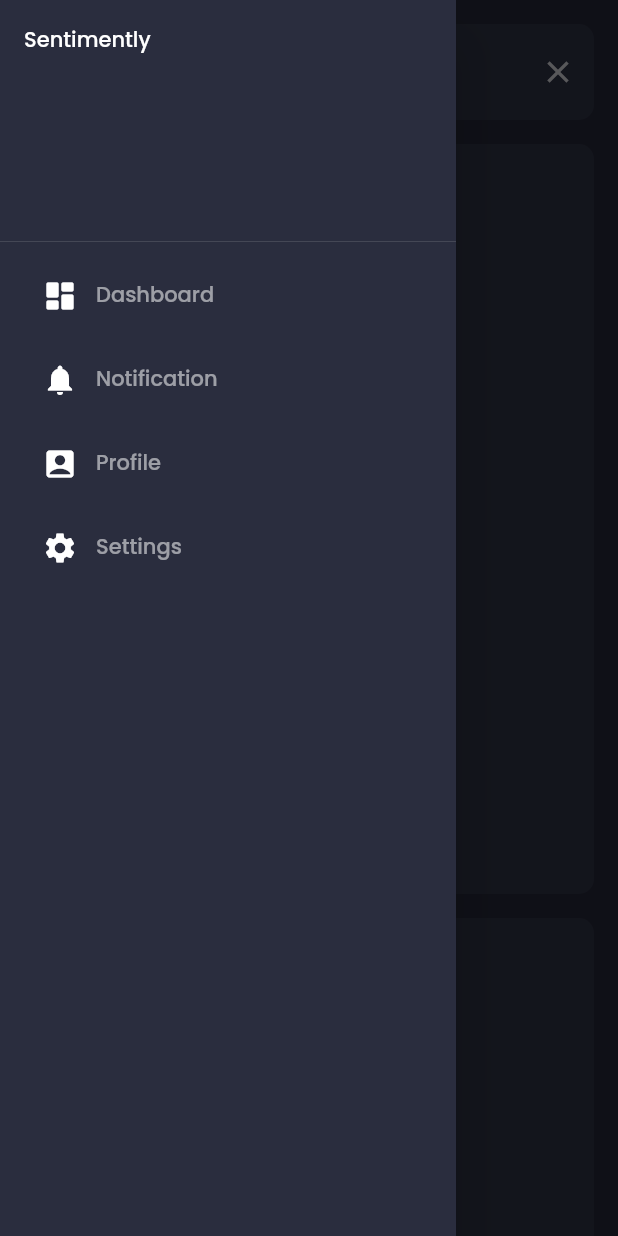
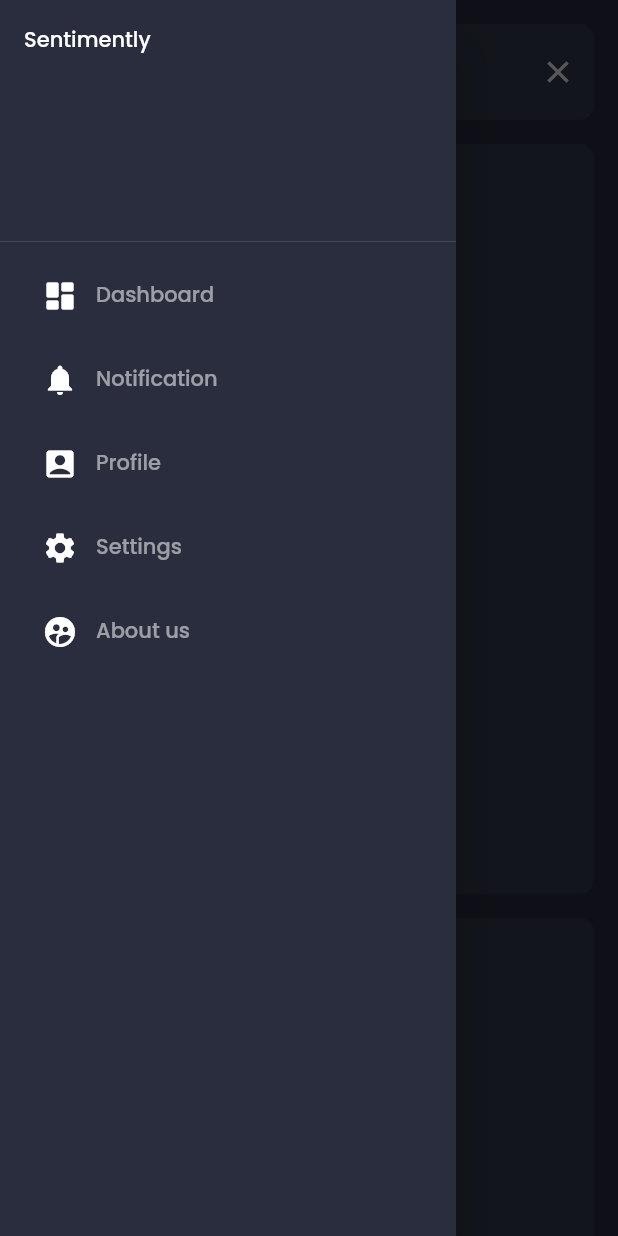
Before and after one commit to Thouny/sis_group6, a Flutter app: the screen it shows after launch, with the side drawer open, on a phone screen of 412 x 824 dp. Run offline on Flutter 3.47's test engine with Material 2 defaults, Android fonts, the phone set to English and light mode, and no system bars; our stand-ins replace connectivity_plus, equatable, flutter_bloc, flutter_spinkit, get_it, google_fonts and 2 more; missing offline and left inert: flutter_scatter, twitter_api_v2.

Commit message:
Halfway there for About Us UI
Note: Committing this so I can pull these changes to my laptop.

Created "About Us" button UI

Just need to add var on the ‘press’ method to perform the navigation and it should work

```diff
--- a/lib/core/consts/app.dart
+++ b/lib/core/consts/app.dart
@@ -6,4 +6,5 @@ class AppConsts {
   static const settings = 'Settings';
   static const errorMessage = 'Whoops, something went wrong';
   static const unavailableContent = 'Unavailable content!';
+  static const aboutus = 'About us';
 }
--- /dev/null
+++ b/lib/presentation/pages/about_us/about_us.dart
@@ -0,0 +1,31 @@
+import 'package:flutter/material.dart';
+import 'package:flutter_bloc/flutter_bloc.dart';
+import 'package:sis_group6/bloc/tweets/tweets_bloc.dart';
+import 'package:sis_group6/presentation/pages/app.dart';
+import 'package:sis_group6/presentation/views/about_us/about_us.dart';
+import 'package:sis_group6/presentation/views/home/home.dart'; //unused import, remove?
+import 'package:sis_group6/routing/initial_page_routes.dart';
+
+class AboutUsPage extends AppPage<void> {
+  AboutUsPage({
+    String keyValue = InitialPageRoutes.aboutUs,
+    String routeName = InitialPageRoutes.aboutUs,
+    Map<String, dynamic> arguments = const <String, dynamic>{},
+  }) : super(
+          keyValue: keyValue,
+          routeName: routeName,
+          arguments: arguments,
+        );
+
+  @override
+  Route<void> createRoute(BuildContext context) {
+    return MaterialPageRoute(
+        settings: this,
+        builder: (context) {
+          return BlocProvider(
+            create: (context) => TweetsBloc(),
+            child: const AboutUsView(),
+          );
+        });
+  }
+}
--- a/lib/presentation/widgets/side_menu.dart
+++ b/lib/presentation/widgets/side_menu.dart
@@ -1,11 +1,16 @@
 import 'package:flutter/material.dart';
 import 'package:sis_group6/core/consts/app.dart';
+import 'package:sis_group6/presentation/pages/about_us/about_us.dart';
+import 'package:sis_group6/presentation/pages/home/home.dart';
+import 'package:sis_group6/presentation/widgets/search_bar.dart';
+import 'package:routemaster/routemaster.dart';
 
 class SideMenu extends StatelessWidget {
   const SideMenu({Key? key}) : super(key: key);
 
   @override
   Widget build(BuildContext context) {
+    final tabState = TabPage.of(context);
     return Drawer(
       child: ListView(
         children: [
@@ -44,6 +49,14 @@ class SideMenu extends StatelessWidget {
               icon: const Icon(Icons.settings),
             ),
           ),
+          _DrawerListTile(
+            title: AppConsts.aboutus,
+            press: () {},
+            icon: IconButton(
+              onPressed: () {},
+              icon: const Icon(Icons.supervised_user_circle),
+            ),
+          ),
         ],
       ),
     );
--- a/lib/routing/initial_page_routes.dart
+++ b/lib/routing/initial_page_routes.dart
@@ -7,6 +7,7 @@ class InitialPageRoutes {
   static const loading = '/loading';
   // logged-in routes
   static const home = '/home';
+  static const aboutUs = '/aboutus';
   // account
   static const account = '/account';
 }
--- a/lib/routing/page_routes.dart
+++ b/lib/routing/page_routes.dart
@@ -1,4 +1,5 @@
 import 'package:routemaster/routemaster.dart';
+import 'package:sis_group6/presentation/pages/About_Us/About_Us.dart';
 import 'package:sis_group6/presentation/pages/home/home.dart';
 import 'package:sis_group6/presentation/pages/loading.dart';
 import 'package:sis_group6/presentation/root_page_tab_scaffold.dart';
@@ -20,6 +21,7 @@ class PageRoutes {
             child: RootPageTabScaffold(),
             paths: [
               Routes.home,
+              Routes.aboutUs,
             ],
           ),
 
@@ -28,6 +30,7 @@ class PageRoutes {
       /// **********************************************************************
       // `/home`
       Routes.home: (_) => HomePage(),
+      Routes.aboutUs: (_) => AboutUsPage(),
     },
   );
 }
--- a/lib/routing/routes.dart
+++ b/lib/routing/routes.dart
@@ -18,4 +18,9 @@ class Routes {
   /// account
   /// **************************************************************************
   static const account = InitialPageRoutes.account;
+
+  /// **************************************************************************
+  /// aboutUs
+  /// **************************************************************************
+  static const aboutUs = InitialPageRoutes.aboutUs;
 }
```
Also changed, not shown: lib/presentation/views/about_us/about_us.dart (added, +33 -0 lines), pubspec.lock.
